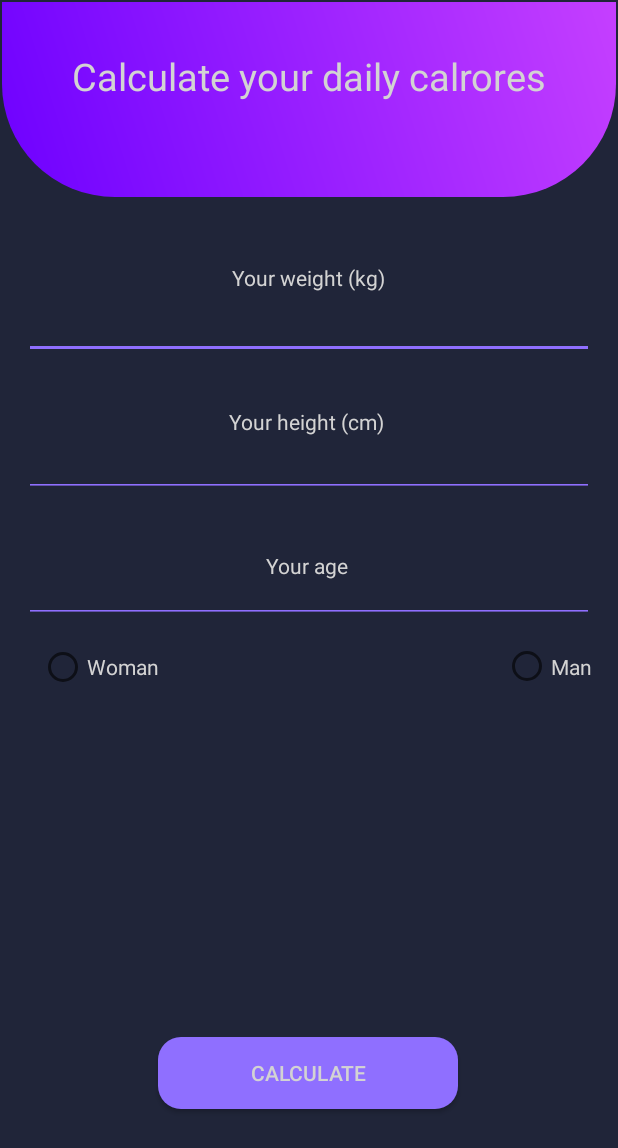
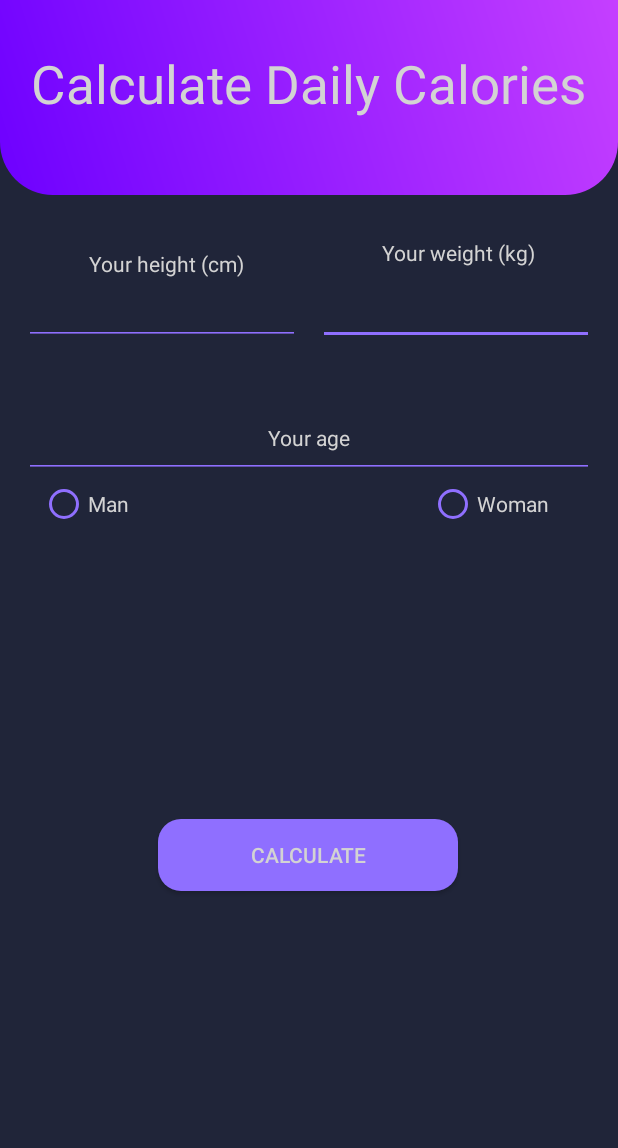
Before and after one commit to VickeTrossing/ExamensArbete, an Android app: the CalculateCal screen opened directly, with no data from a screen before it, on a phone screen of 412 x 824 dp. Shown: the top 1148 px of the screen. Run offline under Robolectric (Android 15) with nearby library versions, the phone set to English and light mode, and no system bars.

Commit message:
More work on the design. Working on calcuate daily calories

```diff
--- a/app/src/main/java/com/example/plain/MainActivity.java
+++ b/app/src/main/java/com/example/plain/MainActivity.java
@@ -24,4 +24,6 @@ public class MainActivity extends AppCompatActivity {
         Intent intent = new Intent(this, CalculateCal.class);
         startActivity(intent);
     }
+
+
 }
--- a/app/src/main/res/drawable/background_top.xml
+++ b/app/src/main/res/drawable/background_top.xml
@@ -7,7 +7,7 @@
             android:endColor="#C53FFF"
             />
     <corners android:topLeftRadius="0dp" android:topRightRadius="0dp"
-            android:bottomLeftRadius="75dp" android:bottomRightRadius="75dp"/>
+            android:bottomLeftRadius="35dp" android:bottomRightRadius="35dp"/>
 
     <size
             android:width="400dp"
--- a/app/src/main/res/layout/activity_calculate_bmi.xml
+++ b/app/src/main/res/layout/activity_calculate_bmi.xml
@@ -4,6 +4,7 @@
         xmlns:tools="http://schemas.android.com/tools"
         android:layout_width="match_parent"
         android:layout_height="match_parent"
+        android:fitsSystemWindows="true"
         tools:context=".MainActivity"
         android:background="#202539"
         >
@@ -94,9 +95,6 @@
             android:id="@+id/constraintLayout2"
             android:layout_width="0dp"
             android:layout_height="130dp"
-            android:layout_marginStart="1dp"
-            android:layout_marginTop="1dp"
-            android:layout_marginEnd="1dp"
             android:background="@drawable/background_top"
             app:layout_constraintEnd_toEndOf="parent"
             app:layout_constraintStart_toStartOf="parent"
--- a/app/src/main/res/layout/activity_calculate_cal.xml
+++ b/app/src/main/res/layout/activity_calculate_cal.xml
@@ -4,83 +4,83 @@
         xmlns:tools="http://schemas.android.com/tools"
         android:layout_width="match_parent"
         android:layout_height="match_parent"
-        tools:context=".MainActivity"
         android:background="#202539"
-        >
+        android:fitsSystemWindows="true"
+        tools:context=".CalculateCal">
+
 
     <TextView
             android:id="@+id/textView2"
             android:layout_width="wrap_content"
             android:layout_height="wrap_content"
             android:layout_marginStart="16dp"
-            android:layout_marginTop="44dp"
             android:layout_marginEnd="16dp"
+            android:layout_marginBottom="8dp"
             android:text="Your weight (kg)"
             android:textColor="#D3D3D3"
+            app:layout_constraintBottom_toTopOf="@+id/weightInput"
             app:layout_constraintEnd_toEndOf="parent"
-            app:layout_constraintStart_toStartOf="parent"
-            app:layout_constraintTop_toBottomOf="@+id/constraintLayout2" />
+            app:layout_constraintHorizontal_bias="0.86"
+            app:layout_constraintStart_toStartOf="parent" />
 
     <EditText
             android:id="@+id/weightInput"
-            android:layout_width="0dp"
-            android:layout_height="wrap_content"
+            android:layout_width="184dp"
+            android:layout_height="44dp"
             android:layout_marginHorizontal="30dp"
             android:layout_marginStart="16dp"
             android:layout_marginEnd="16dp"
+            android:layout_marginBottom="52dp"
             android:backgroundTint="#8F6FFF"
-            android:textColor="#D3D3D3"
+            android:inputType="numberDecimal"
             android:padding="10dp"
             android:textAlignment="center"
+            android:textColor="#D3D3D3"
+            app:layout_constraintBottom_toTopOf="@+id/textView4"
             app:layout_constraintEnd_toEndOf="parent"
-            app:layout_constraintStart_toStartOf="parent"
-            app:layout_constraintTop_toBottomOf="@+id/textView2"
-            android:inputType="numberDecimal"
-            />
+            app:layout_constraintHorizontal_bias="1.0"
+            app:layout_constraintStart_toStartOf="parent" />
 
     <TextView
             android:id="@+id/textView3"
             android:layout_width="wrap_content"
             android:layout_height="wrap_content"
             android:layout_marginStart="16dp"
-            android:layout_marginTop="32dp"
             android:layout_marginEnd="16dp"
             android:text="Your height (cm)"
             android:textColor="#D3D3D3"
+            app:layout_constraintBottom_toTopOf="@+id/heightInput"
             app:layout_constraintEnd_toEndOf="parent"
-            app:layout_constraintHorizontal_bias="0.494"
-            app:layout_constraintStart_toStartOf="parent"
-            app:layout_constraintTop_toBottomOf="@+id/weightInput" />
+            app:layout_constraintHorizontal_bias="0.156"
+            app:layout_constraintStart_toStartOf="parent" />
 
     <EditText
             android:id="@+id/heightInput"
-            android:layout_width="0dp"
+            android:layout_width="184dp"
             android:layout_height="wrap_content"
             android:layout_marginHorizontal="30dp"
             android:layout_marginStart="16dp"
-            android:layout_marginTop="92dp"
-            android:layout_marginEnd="16dp"
+            android:layout_marginBottom="44dp"
             android:backgroundTint="#8F6FFF"
             android:inputType="numberDecimal"
             android:padding="10dp"
             android:textAlignment="center"
             android:textColor="#D3D3D3"
-            app:layout_constraintEnd_toEndOf="parent"
+            app:layout_constraintBottom_toTopOf="@+id/ageInput"
+            app:layout_constraintEnd_toStartOf="@+id/weightInput"
             app:layout_constraintHorizontal_bias="0.0"
-            app:layout_constraintStart_toStartOf="parent"
-            app:layout_constraintTop_toBottomOf="@+id/textView2" />
+            app:layout_constraintStart_toStartOf="parent" />
 
     <TextView
             android:id="@+id/textView4"
             android:layout_width="wrap_content"
             android:layout_height="wrap_content"
             android:layout_marginStart="16dp"
-            android:layout_marginTop="236dp"
+            android:layout_marginTop="152dp"
             android:layout_marginEnd="16dp"
             android:text="Your age"
             android:textColor="#D3D3D3"
             app:layout_constraintEnd_toEndOf="parent"
-            app:layout_constraintHorizontal_bias="0.496"
             app:layout_constraintStart_toStartOf="parent"
             app:layout_constraintTop_toBottomOf="@+id/constraintLayout2" />
 
@@ -90,7 +90,7 @@
             android:layout_height="wrap_content"
             android:layout_marginHorizontal="30dp"
             android:layout_marginStart="16dp"
-            android:layout_marginTop="176dp"
+            android:layout_marginTop="96dp"
             android:layout_marginEnd="16dp"
             android:backgroundTint="#8F6FFF"
             android:inputType="numberDecimal"
@@ -106,7 +106,7 @@
             android:id="@+id/btnCalculate"
             android:layout_width="wrap_content"
             android:layout_height="wrap_content"
-            android:layout_marginTop="360dp"
+            android:layout_marginTop="316dp"
             android:width="200dp"
             android:background="@drawable/rounded_corners"
             android:bottomLeftRadius="30dp"
@@ -126,9 +126,6 @@
             android:id="@+id/constraintLayout2"
             android:layout_width="0dp"
             android:layout_height="130dp"
-            android:layout_marginStart="1dp"
-            android:layout_marginTop="1dp"
-            android:layout_marginEnd="1dp"
             android:background="@drawable/background_top"
             app:layout_constraintEnd_toEndOf="parent"
             app:layout_constraintStart_toStartOf="parent"
@@ -141,9 +138,9 @@
                 android:layout_marginStart="16dp"
                 android:layout_marginTop="32dp"
                 android:layout_marginEnd="16dp"
-                android:text="Calculate your daily calrores"
+                android:text="Calculate Daily Calories"
                 android:textColor="#D3D3D3"
-                android:textSize="25dp"
+                android:textSize="35dp"
                 app:layout_constraintEnd_toEndOf="parent"
                 app:layout_constraintHorizontal_bias="0.497"
                 app:layout_constraintStart_toStartOf="parent"
@@ -151,36 +148,33 @@
     </androidx.constraintlayout.widget.ConstraintLayout>
 
     <RadioGroup
-            android:layout_width="370dp"
-            android:layout_height="174dp"
+            android:layout_width="359dp"
+            android:layout_height="31dp"
             android:layout_marginStart="16dp"
+            android:layout_marginTop="1dp"
             android:layout_marginEnd="16dp"
-            android:layout_marginBottom="100dp"
             android:orientation="horizontal"
-            app:layout_constraintBottom_toTopOf="@+id/btnCalculate"
             app:layout_constraintEnd_toEndOf="parent"
-            app:layout_constraintHorizontal_bias="1.0"
             app:layout_constraintStart_toStartOf="parent"
-            app:layout_constraintTop_toBottomOf="@+id/ageInput"
-            app:layout_constraintVertical_bias="0.099">
+            app:layout_constraintTop_toBottomOf="@+id/ageInput">
 
         <RadioButton
-                android:id="@+id/radioButton4"
-                android:layout_width="309dp"
-                android:layout_height="56dp"
-                android:backgroundTint="#8F6FFF"
-                android:text="Woman"
+                android:id="@+id/radioButton"
+                android:layout_width="239dp"
+                android:layout_height="wrap_content"
+                android:layout_weight="1"
+                android:buttonTint="#8F6FFF"
+                android:text="Man"
                 android:textColor="#D3D3D3" />
 
         <RadioButton
-                android:id="@+id/radioButton3"
+                android:id="@+id/radioButton2"
                 android:layout_width="wrap_content"
-                android:layout_height="58dp"
-                android:backgroundTint="#8F6FFF"
-                android:text="Man"
+                android:layout_height="wrap_content"
+                android:layout_weight="1"
+                android:buttonTint="#8F6FFF"
+                android:text="Woman"
                 android:textColor="#D3D3D3" />
-
     </RadioGroup>
 
-
 </androidx.constraintlayout.widget.ConstraintLayout>
--- a/app/src/main/res/layout/activity_main.xml
+++ b/app/src/main/res/layout/activity_main.xml
@@ -5,6 +5,7 @@
         android:layout_width="match_parent"
         android:layout_height="match_parent"
         tools:context=".MainActivity"
+        android:fitsSystemWindows="true"
         android:background="#202539">
 
     <Button
@@ -60,9 +61,6 @@
     <androidx.constraintlayout.widget.ConstraintLayout
             android:layout_width="0dp"
             android:layout_height="130dp"
-            android:layout_marginStart="1dp"
-            android:layout_marginTop="1dp"
-            android:layout_marginEnd="1dp"
             android:background="@drawable/background_top"
             app:layout_constraintEnd_toEndOf="parent"
             app:layout_constraintStart_toStartOf="parent"
--- a/app/src/main/res/values/styles.xml
+++ b/app/src/main/res/values/styles.xml
@@ -6,6 +6,7 @@
         <item name="colorPrimary">@color/colorPrimary</item>
         <item name="colorPrimaryDark">@color/colorPrimaryDark</item>
         <item name="colorAccent">@color/colorAccent</item>
+
     </style>
 
 </resources>
```
